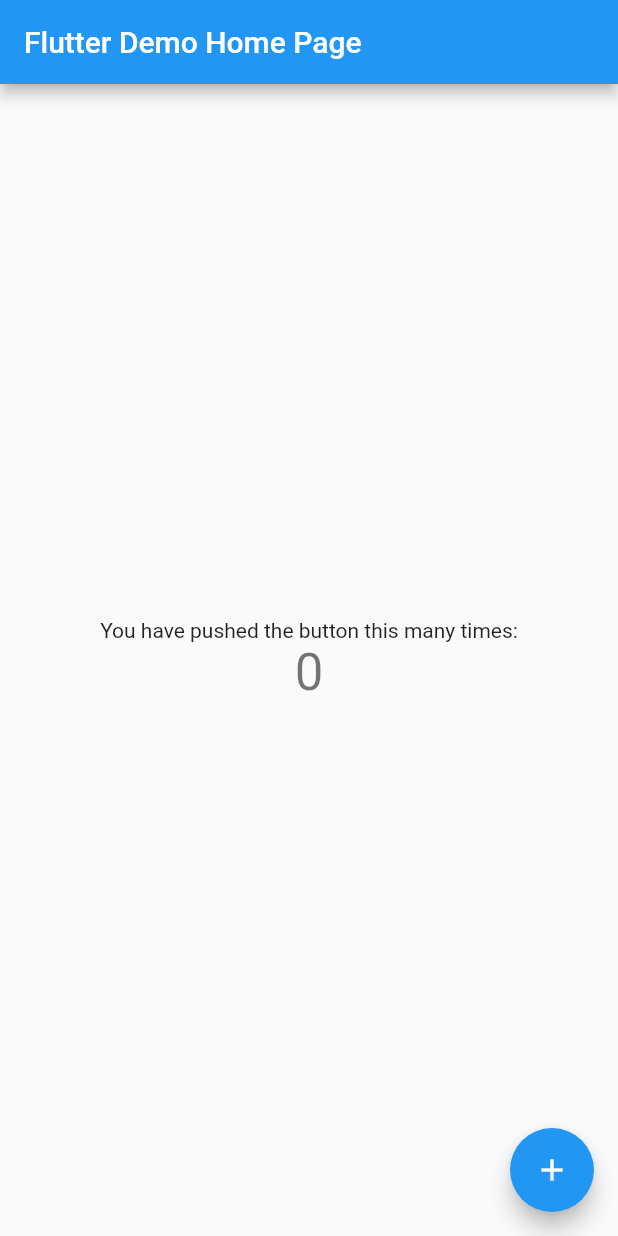
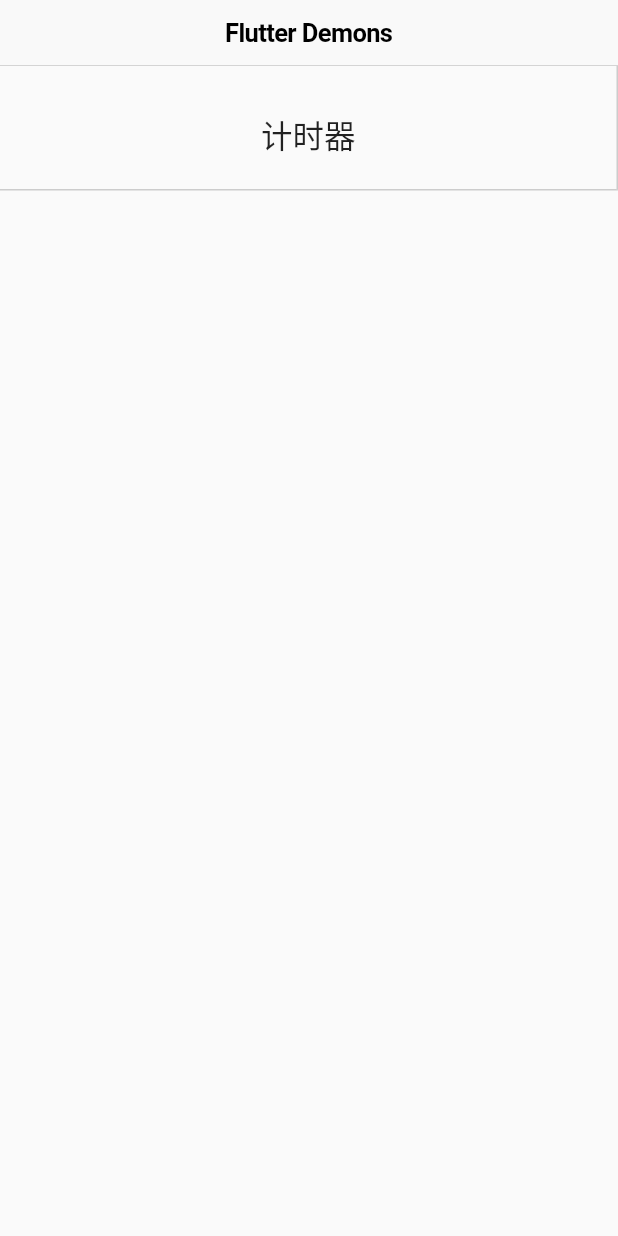
Before and after one commit to onekyle/30DayOfFlutter, a Flutter app: the screen it shows after launch, on a phone screen of 412 x 824 dp. Run offline on Flutter 3.47's test engine with Material 2 defaults, Android fonts, the phone set to English and light mode, and no system bars.

Commit message:
create new home page

```diff
--- /dev/null
+++ b/lib/Day01/StopWatch.dart
@@ -0,0 +1,19 @@
+import 'package:flutter/cupertino.dart';
+import 'package:flutter/material.dart';
+
+class StopWatch extends StatelessWidget {
+  @override
+  Widget build(BuildContext context) {
+    return Scaffold(
+      appBar: CupertinoNavigationBar(
+        middle: Text('Working in progress'),
+        trailing: Text('test'),
+      ),
+      body: Container(
+        child: Center(
+          child: Text('Working in progress'),
+        ),
+      ),
+    );
+  }
+}
--- /dev/null
+++ b/lib/home_page.dart
@@ -0,0 +1,54 @@
+import 'package:flutter/cupertino.dart';
+import 'package:flutter/material.dart';
+import 'package:flutter_demos/Day01/StopWatch.dart';
+
+class HomePage extends StatelessWidget {
+  Widget pageCell(
+      BuildContext context, Icon icon, String title, Widget nextPage) {
+    return Container(
+      decoration: BoxDecoration(
+          border: BorderDirectional(
+        bottom: const BorderSide(color: const Color(0xffcccccc)),
+        end: const BorderSide(color: const Color(0xffcccccc)),
+      )),
+      child: InkWell(
+        onTap: () {
+          Navigator.of(context).push(
+            CupertinoPageRoute<bool>(builder: (context) => nextPage),
+          );
+        },
+        child: Center(
+          heightFactor: 2.0,
+          child: new Column(
+            mainAxisAlignment: MainAxisAlignment.center,
+            children: <Widget>[
+              // icon,
+              Container(
+                margin: EdgeInsets.only(top: 10.0),
+                child: Text(
+                  title,
+                  textScaleFactor: 1.5,
+                ),
+              )
+            ],
+          ),
+        ),
+      ),
+    );
+  }
+
+  @override
+  Widget build(BuildContext context) {
+    return Scaffold(
+      appBar: CupertinoNavigationBar(
+        middle: Text('Flutter Demons'),
+      ),
+      body: ListView(
+        primary: false,
+        children: <Widget>[
+          pageCell(context, null, "计时器", StopWatch()),
+        ],
+      ),
+    );
+  }
+}
--- a/lib/main.dart
+++ b/lib/main.dart
@@ -1,4 +1,6 @@
 import 'package:flutter/material.dart';
+import 'package:flutter/cupertino.dart';
+import 'home_page.dart';
 
 void main() => runApp(MyApp());
 
@@ -6,22 +8,29 @@ class MyApp extends StatelessWidget {
   // This widget is the root of your application.
   @override
   Widget build(BuildContext context) {
-    return MaterialApp(
-      title: 'Flutter Demo',
-      theme: ThemeData(
-        // This is the theme of your application.
-        //
-        // Try running your application with "flutter run". You'll see the
-        // application has a blue toolbar. Then, without quitting the app, try
-        // changing the primarySwatch below to Colors.green and then invoke
-        // "hot reload" (press "r" in the console where you ran "flutter run",
-        // or simply save your changes to "hot reload" in a Flutter IDE).
-        // Notice that the counter didn't reset back to zero; the application
-        // is not restarted.
-        primarySwatch: Colors.blue,
+    return CupertinoApp(
+      theme: CupertinoThemeData(
+        primaryColor: Colors.blue,
       ),
-      home: MyHomePage(title: 'Flutter Demo Home Page'),
+      home: HomePage(),
     );
+
+    // return MaterialApp(
+    //   title: 'Flutter Demo',
+    //   theme: ThemeData(
+    //     // This is the theme of your application.
+    //     //
+    //     // Try running your application with "flutter run". You'll see the
+    //     // application has a blue toolbar. Then, without quitting the app, try
+    //     // changing the primarySwatch below to Colors.green and then invoke
+    //     // "hot reload" (press "r" in the console where you ran "flutter run",
+    //     // or simply save your changes to "hot reload" in a Flutter IDE).
+    //     // Notice that the counter didn't reset back to zero; the application
+    //     // is not restarted.
+    //     primarySwatch: Colors.blue,
+    //   ),
+    //   home: MyHomePage(title: 'Flutter Demo Home Page'),
+    // );
   }
 }
 
```
